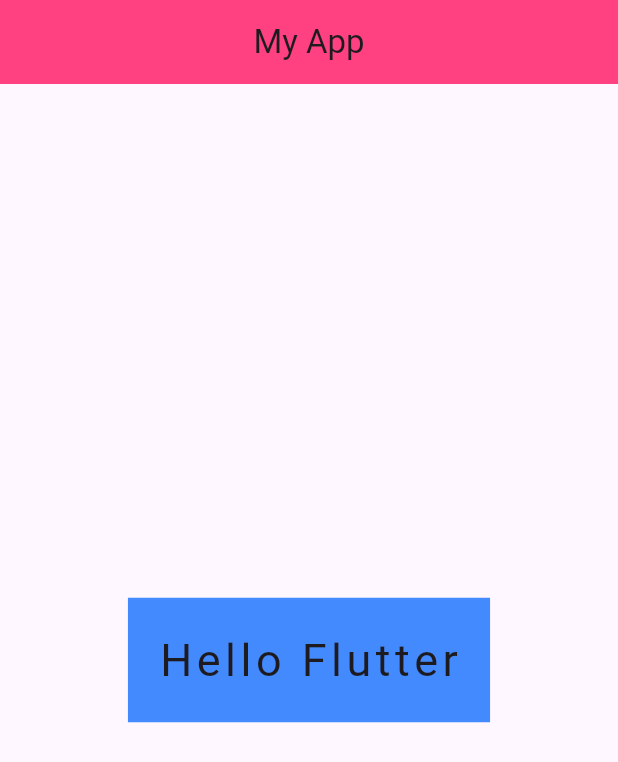
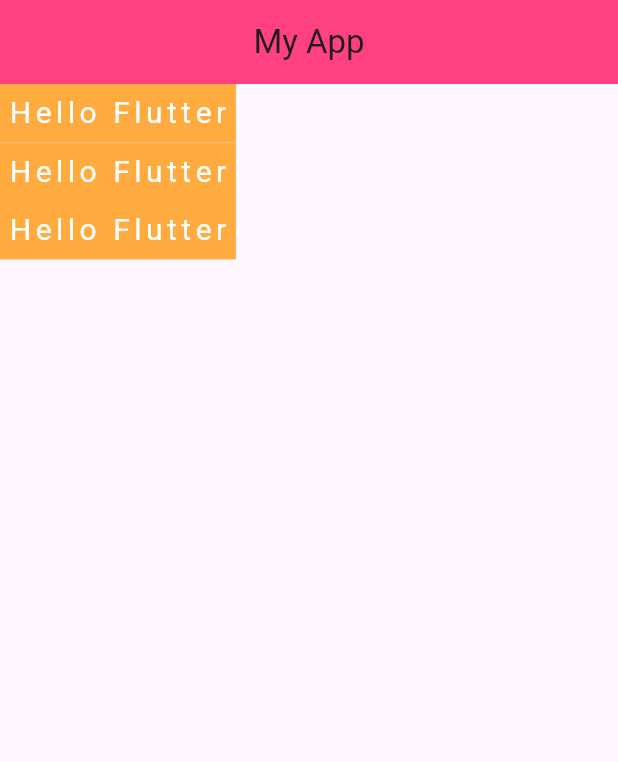
Before and after one commit to Supphakon99/learn_flutter_67_2, a Flutter app: the screen it shows after launch, on a phone screen of 412 x 824 dp. Shown: the top 762 px of the screen. Run offline on Flutter 3.47's test engine with Material 3 defaults, Android fonts, the phone set to English and light mode, and no system bars.

Commit message:
Step 4: stateless widget

```diff
--- a/lib/screen/home.dart
+++ b/lib/screen/home.dart
@@ -1,22 +1,50 @@
-// Step 4: sperate the Home widget into its own file
+//  Step 4: stateless widget
 import 'package:flutter/material.dart';
-
 class Home extends StatelessWidget {
   const Home({super.key});
 
-
+  // Step 5: container, color, main axis, cross axis
   @override
   Widget build(BuildContext context) {
-    return Center(
-      child: Container(
-        color: Colors.blueAccent,
-        margin: EdgeInsets.symmetric(horizontal: 20, vertical: 30),
-        padding: EdgeInsets.all(20),
-        child: Text(
-          "Hello Flutter",
-          style: TextStyle(fontSize: 30, letterSpacing: 3),
+    return Column(
+      children: [
+        Container(
+          color: Colors.orangeAccent,
+          padding: EdgeInsets.symmetric(horizontal: 5, vertical: 5),
+          child: Text(
+            "Hello Flutter",
+            style: TextStyle(
+              fontSize: 20,
+              letterSpacing: 3,
+              color: Colors.white,
+            ),
+          ),
         ),
-      ),
+        Container(
+          color: Colors.orangeAccent,
+          padding: EdgeInsets.symmetric(horizontal: 5, vertical: 5),
+          child: Text(
+            "Hello Flutter",
+            style: TextStyle(
+              fontSize: 20,
+              letterSpacing: 3,
+              color: Colors.white,
+            ),
+          ),
+        ),
+        Container(
+          color: Colors.orangeAccent,
+          padding: EdgeInsets.symmetric(horizontal: 5, vertical: 5),
+          child: Text(
+            "Hello Flutter",
+            style: TextStyle(
+              fontSize: 20,
+              letterSpacing: 3,
+              color: Colors.white,
+            ),
+          ),
+        ),
+      ],
     );
   }
 }
```
